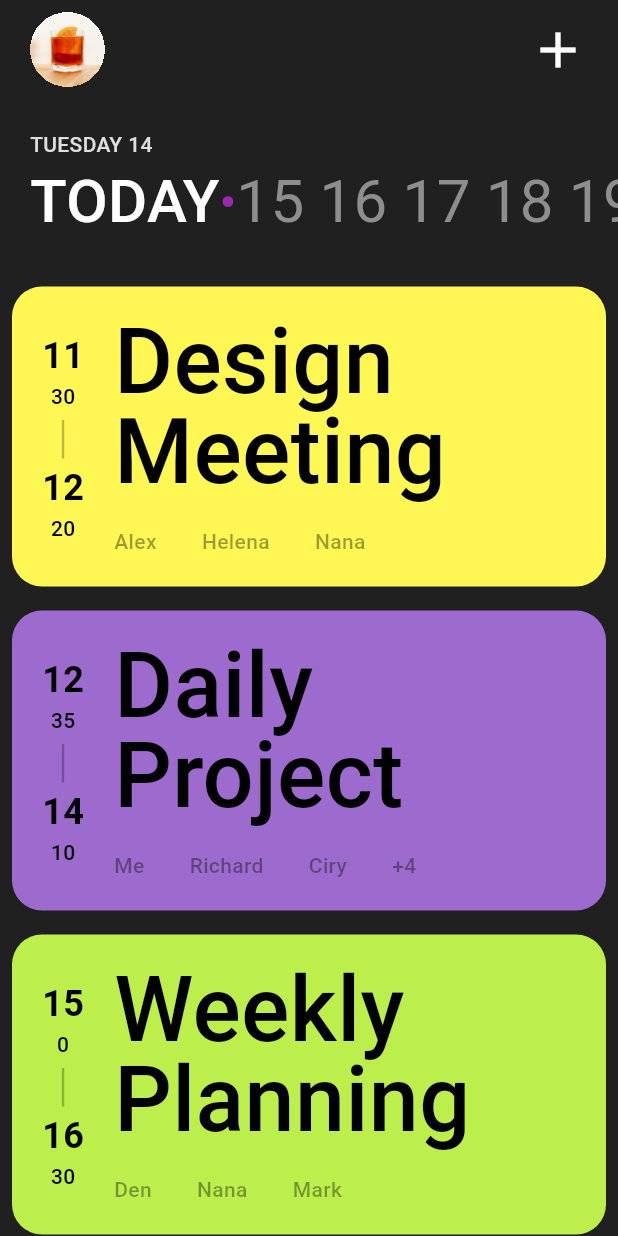
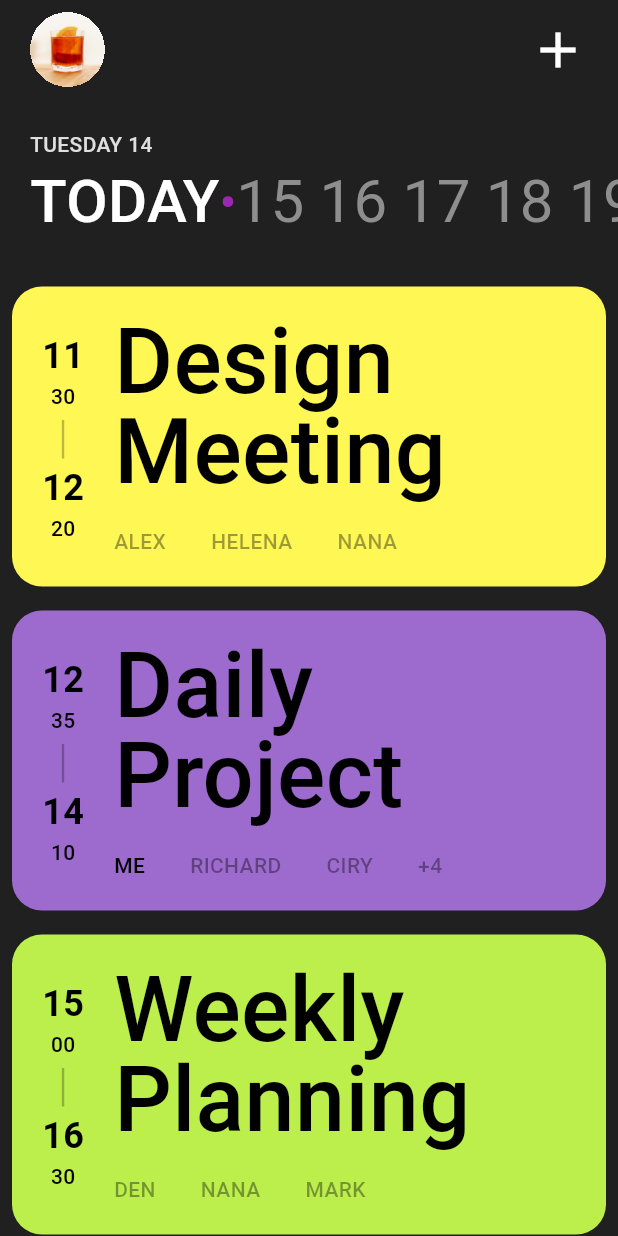
Before and after one commit to hojun-jo/NomadCoders-Flutter-Challenge, a Flutter app: the screen it shows after launch, on a phone screen of 412 x 824 dp. Run offline on Flutter 3.47's test engine with Material 3 defaults, Android fonts, the phone set to English and light mode, and no system bars; our stand-ins replace flutter_rating_stars.

Commit message:
assignment7 - TaskItem 시간 표시 형식 수정

```diff
--- a/assignment7/lib/screen/task_item.dart
+++ b/assignment7/lib/screen/task_item.dart
@@ -1,4 +1,5 @@
 import 'package:flutter/material.dart';
+import 'package:intl/intl.dart';
 import 'package:nomadcoders_flutter_challenge/model/my_colors.dart';
 
 class TaskItem extends StatelessWidget {
@@ -71,10 +72,13 @@ class TaskItem extends StatelessWidget {
   }
 
   Column _timeToText(DateTime datetime) {
+    final hour = DateFormat("HH").format(datetime);
+    final minute = DateFormat("mm").format(datetime);
+
     return Column(
       children: [
         Text(
-          "${datetime.hour}",
+          hour,
           style: const TextStyle(
             color: Colors.black,
             fontSize: 24,
@@ -82,7 +86,7 @@ class TaskItem extends StatelessWidget {
           ),
         ),
         Text(
-          "${datetime.minute}",
+          minute,
           style: const TextStyle(
             color: Colors.black,
             fontSize: 14,
@@ -103,9 +107,11 @@ class TaskItem extends StatelessWidget {
           Padding(
             padding: const EdgeInsets.only(right: 30),
             child: Text(
-              participant[i],
-              style: const TextStyle(
-                color: MyColors.blackOpacity,
+              participant[i].toUpperCase(),
+              style: TextStyle(
+                color: participant[i] == "Me"
+                    ? Colors.black
+                    : MyColors.blackOpacity,
                 fontWeight: FontWeight.w500,
               ),
             ),
```
